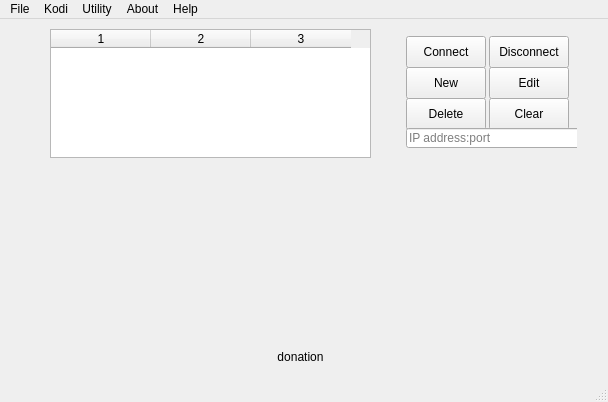
The window that mainwindow.ui (Eliminater74/adblink) describes before a commit, drawn with Qt 5.
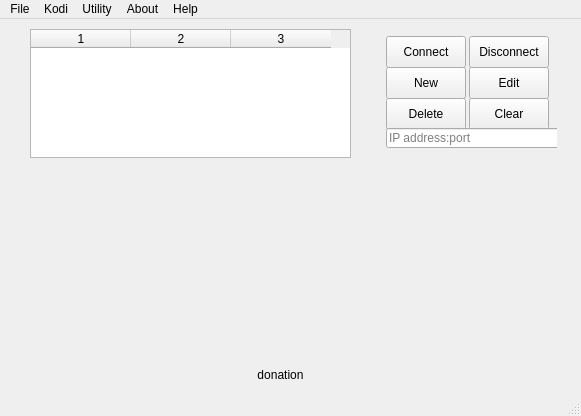
The same window after the commit.

```diff
--- a/mainwindow.ui
+++ b/mainwindow.ui
@@ -6,8 +6,8 @@
    <rect>
     <x>0</x>
     <y>0</y>
-    <width>608</width>
-    <height>402</height>
+    <width>581</width>
+    <height>416</height>
    </rect>
   </property>
   <property name="sizePolicy">
@@ -39,8 +39,8 @@
    <widget class="QPushButton" name="donate">
     <property name="geometry">
      <rect>
-      <x>150</x>
-      <y>322</y>
+      <x>130</x>
+      <y>340</y>
       <width>301</width>
       <height>31</height>
      </rect>
@@ -83,7 +83,7 @@
    <widget class="QTableWidget" name="deviceTable">
     <property name="geometry">
      <rect>
-      <x>50</x>
+      <x>30</x>
       <y>10</y>
       <width>321</width>
       <height>129</height>
@@ -99,7 +99,7 @@
    <widget class="QStackedWidget" name="stackedWidget">
     <property name="geometry">
      <rect>
-      <x>20</x>
+      <x>0</x>
       <y>150</y>
       <width>571</width>
       <height>171</height>
@@ -124,7 +124,7 @@
    <widget class="QWidget" name="connwidget" native="true">
     <property name="geometry">
      <rect>
-      <x>370</x>
+      <x>350</x>
       <y>4</y>
       <width>221</width>
       <height>151</height>
@@ -1169,7 +1169,7 @@
     <rect>
      <x>0</x>
      <y>0</y>
-     <width>608</width>
+     <width>581</width>
      <height>24</height>
     </rect>
    </property>
```
Left out of the diff: 28 changed lines with no effect on the pictures.
